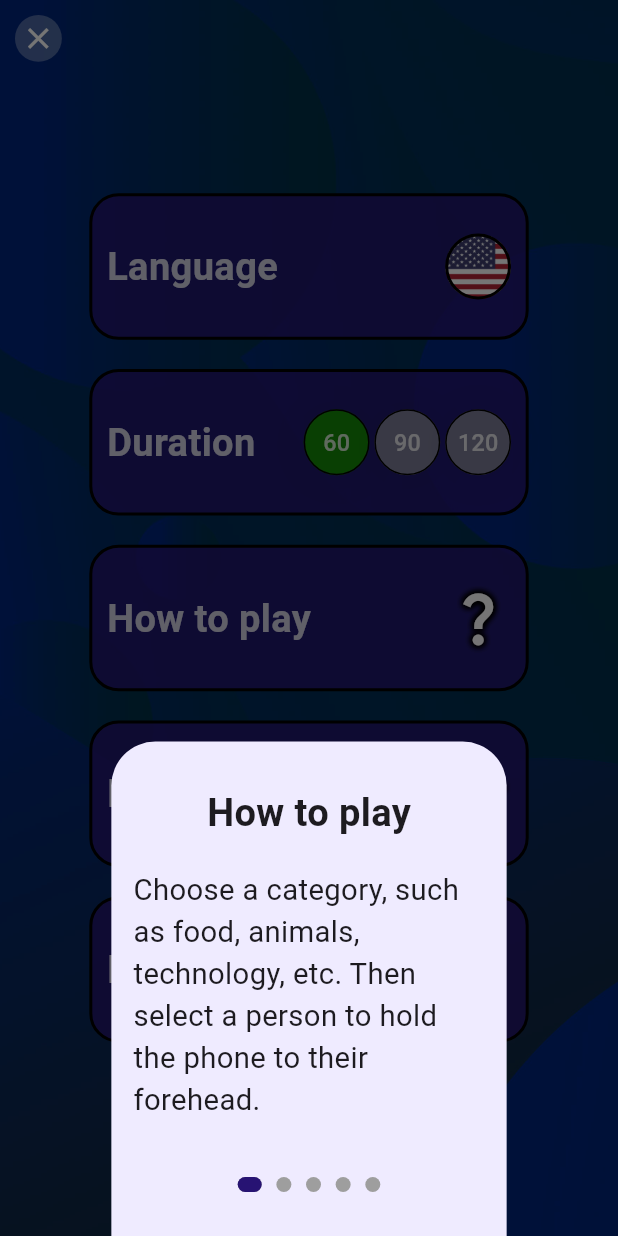
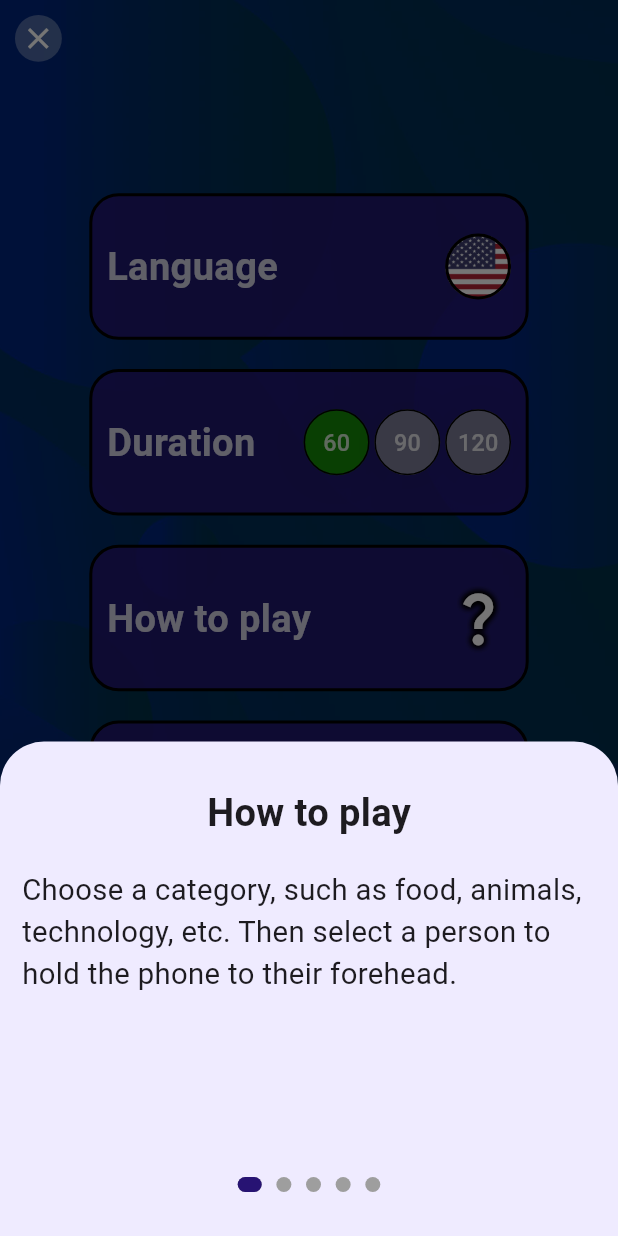
Before and after one commit to Jarkyman/heads_up, a Flutter app: the SettingsPage screen opened directly, after a tap on "How to play", on a phone screen of 412 x 824 dp. Run offline on Flutter 3.47's test engine with Material 3 defaults, Android fonts, the phone set to English and light mode, and no system bars; drawn by our look-alikes of group_button; our stand-ins replace animated_background, circular_countdown_timer, flutter_svg, flutter_timezone, get, google_mobile_ads and 3 more; missing offline and left inert: gdpr_dialog, launch_review, purchases_flutter, rate_my_app; accounts and stored records are empty; network calls fail; project files that could hold a hidden picture were left out.

Commit message:
Fix size on dialog box to fill screen on phone and smaller size on tablet.

```diff
--- a/lib/widgets/buy_dialog.dart
+++ b/lib/widgets/buy_dialog.dart
@@ -14,7 +14,9 @@ void buildBuyDialog() {
   Get.bottomSheet(
     Container(
       height: Dimensions.screenHeight / 1.5,
-      width: Dimensions.width45 * 6,
+      width: Dimensions.screenWidth > 600
+          ? Dimensions.screenWidth / 1.6
+          : Dimensions.screenWidth,
       decoration: BoxDecoration(
         color: AppColors.lightPurpleColor,
         borderRadius: BorderRadius.only(
--- a/lib/widgets/buy_or_try_dialog.dart
+++ b/lib/widgets/buy_or_try_dialog.dart
@@ -18,7 +18,9 @@ void buildBuyOrTryDialog(
   Get.bottomSheet(
     Container(
       height: Dimensions.screenHeight / 1.5,
-      width: Dimensions.width45 * 6,
+      width: Dimensions.screenWidth > 600
+          ? Dimensions.screenWidth / 1.6
+          : Dimensions.screenWidth,
       decoration: BoxDecoration(
         color: AppColors.lightPurpleColor,
         borderRadius: BorderRadius.only(
--- a/lib/widgets/how_to_play_dialog.dart
+++ b/lib/widgets/how_to_play_dialog.dart
@@ -38,7 +38,9 @@ class _HowToWidgetState extends State<HowToWidget> {
   Widget build(BuildContext context) {
     return Container(
       height: Dimensions.screenHeight / 2.5,
-      width: Dimensions.width45 * 6,
+      width: Dimensions.screenWidth > 600
+          ? Dimensions.screenWidth / 1.6
+          : Dimensions.screenWidth,
       decoration: BoxDecoration(
         color: AppColors.lightPurpleColor,
         borderRadius: BorderRadius.only(
```
